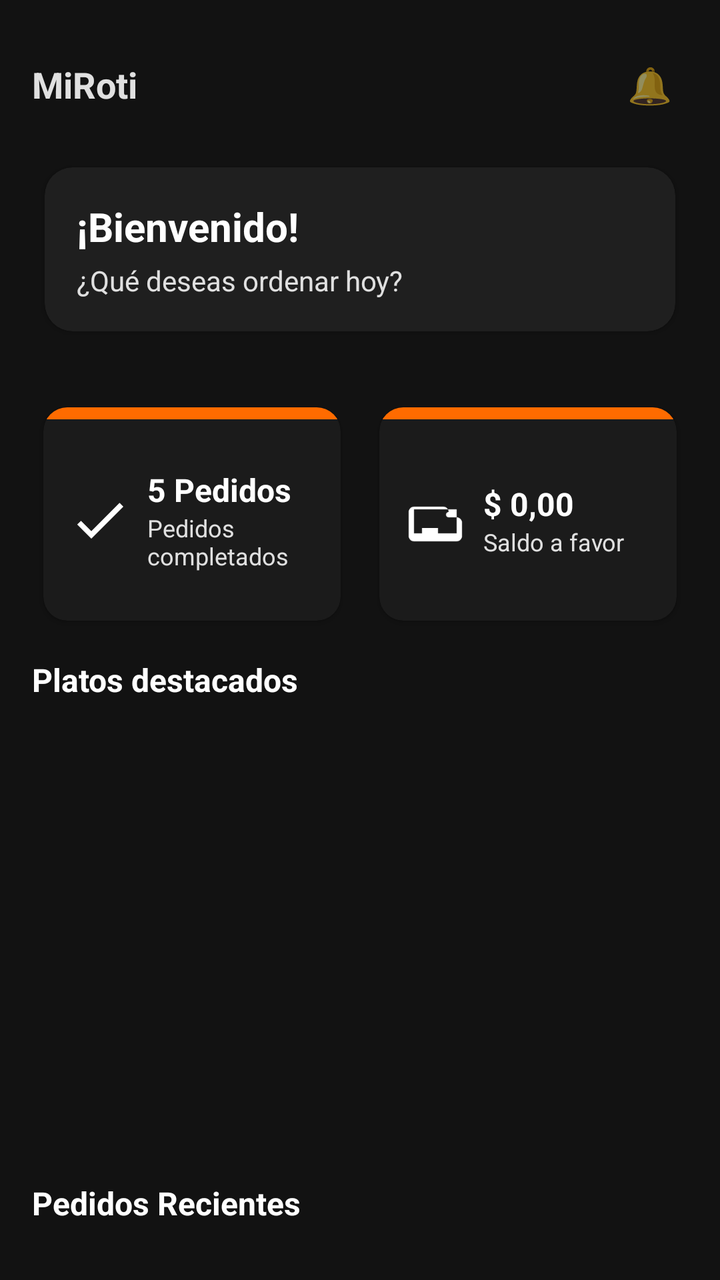
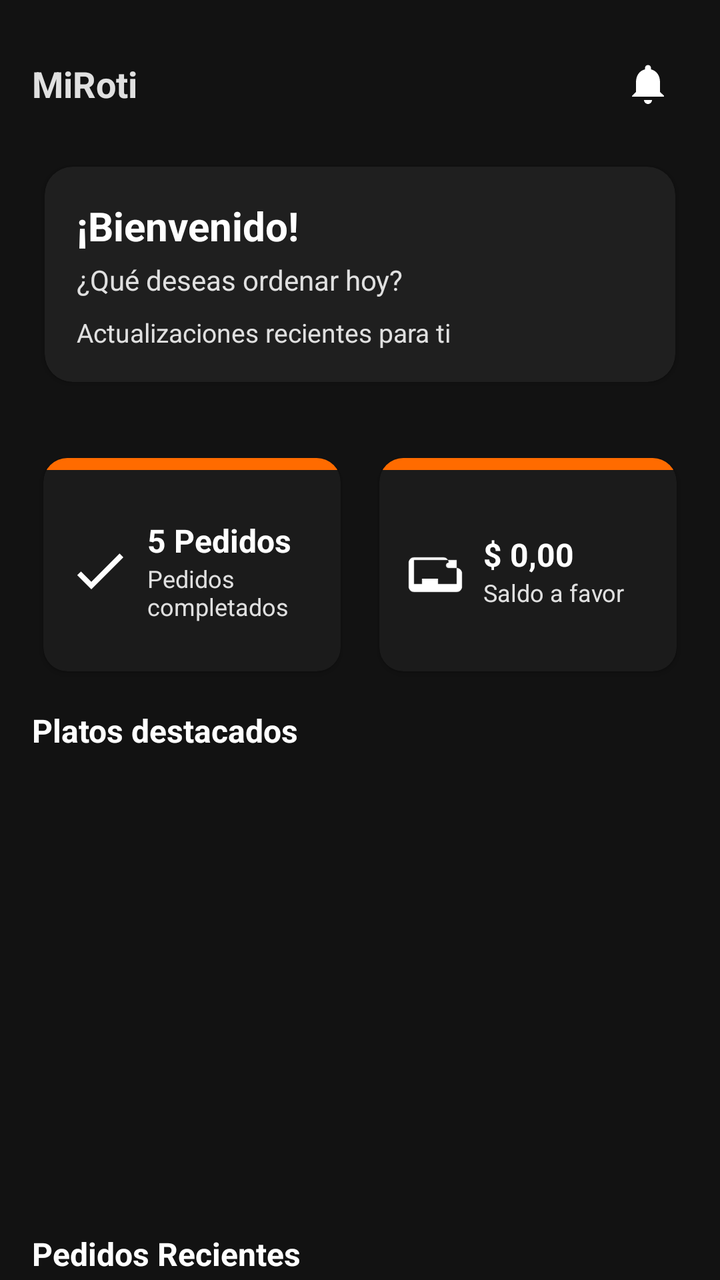

An Android layout rendered at two revisions. The XML below is the earlier revision; the diff shows what the commit changed to produce the second picture.
<!-- AndroidManifest.xml: application theme Theme.MiRotiMobile -->
<!-- res/layout/fragment_bienvenida.xml -->
<?xml version="1.0" encoding="utf-8"?>
<LinearLayout xmlns:android="http://schemas.android.com/apk/res/android"
    xmlns:tools="http://schemas.android.com/tools"
    xmlns:card_view="http://schemas.android.com/apk/res-auto"
    android:id="@+id/layoutPlatos"
    android:layout_width="match_parent"
    android:layout_height="match_parent"
    android:orientation="vertical"
    android:padding="16dp"
    android:weightSum="5"
    android:background="@color/background_dark"
    tools:context=".ui.nav.BienvenidaFragment">

    
    <LinearLayout
        android:layout_width="match_parent"
        android:layout_height="wrap_content"
        android:orientation="horizontal"
        android:gravity="center_vertical"
        android:paddingVertical="6dp">

        <TextView
            android:layout_width="0dp"
            android:layout_height="wrap_content"
            android:layout_weight="1"
            android:text="MiRoti"
            android:textColor="@color/text_light"
            android:textSize="18sp"
            android:textStyle="bold" />

        <TextView
            android:id="@+id/btnAlerts"
            android:layout_width="wrap_content"
            android:layout_height="wrap_content"
            android:text="🔔"
            android:textSize="18sp"
            android:padding="8dp" />
    </LinearLayout>

    
    <androidx.cardview.widget.CardView
        android:layout_width="match_parent"
        android:layout_height="wrap_content"
        android:layout_marginTop="8dp"
        android:layout_marginBottom="12dp"
        android:elevation="6dp"
        card_view:cardCornerRadius="14dp"
        card_view:cardUseCompatPadding="true"
        card_view:cardBackgroundColor="#1F1F1F">

        <LinearLayout
            android:orientation="vertical"
            android:padding="16dp"
            android:layout_width="match_parent"
            android:layout_height="wrap_content">

            <TextView
                android:id="@+id/txtGreetingTitle"
                android:layout_width="wrap_content"
                android:layout_height="wrap_content"
                android:text="¡Bienvenido!"
                android:textColor="@color/white"
                android:textSize="20sp"
                android:textStyle="bold" />

            <TextView
                android:id="@+id/txtGreetingSubtitle"
                android:layout_width="wrap_content"
                android:layout_height="wrap_content"
                android:text="¿Qué deseas ordenar hoy?"
                android:textColor="@color/text_light"
                android:textSize="14sp"
                android:layout_marginTop="4dp" />
        </LinearLayout>
    </androidx.cardview.widget.CardView>

    
    <LinearLayout
        android:layout_width="match_parent"
        android:layout_height="wrap_content"
        android:layout_marginTop="12dp"
        android:orientation="horizontal"
        android:weightSum="2"
        android:layout_marginBottom="12dp">

        <androidx.cardview.widget.CardView
            android:layout_width="0dp"
            android:layout_height="120dp"
            android:layout_weight="1"
            android:layout_marginEnd="8dp"
            android:elevation="4dp"
            card_view:cardCornerRadius="12dp"
            card_view:cardUseCompatPadding="true"
            card_view:cardBackgroundColor="#1B1B1B">

            <LinearLayout
                android:orientation="vertical"
                android:layout_width="match_parent"
                android:layout_height="match_parent">

                <View
                    android:layout_width="match_parent"
                    android:layout_height="6dp"
                    android:background="@color/miroti_orange" />

                <LinearLayout
                    android:layout_width="match_parent"
                    android:layout_height="match_parent"
                    android:orientation="horizontal"
                    android:padding="12dp"
                    android:gravity="center_vertical">

                    <ImageView
                        android:layout_width="32dp"
                        android:layout_height="32dp"
                        android:src="@drawable/ic_check_white"
                        android:tint="@color/white" />

                    <LinearLayout
                        android:orientation="vertical"
                        android:layout_width="0dp"
                        android:layout_height="wrap_content"
                        android:layout_weight="1"
                        android:layout_marginStart="8dp">

                        <TextView
                            android:id="@+id/metricTotalValue"
                            android:layout_width="wrap_content"
                            android:layout_height="wrap_content"
                            android:text="5 Pedidos"
                            android:textColor="@color/white"
                            android:textSize="16sp"
                            android:textStyle="bold" />

                        <TextView
                            android:id="@+id/metricTotalLabel"
                            android:layout_width="wrap_content"
                            android:layout_height="wrap_content"
                            android:text="Pedidos completados"
                            android:textColor="@color/text_light"
                            android:textSize="12sp" />
                    </LinearLayout>
                </LinearLayout>
            </LinearLayout>
        </androidx.cardview.widget.CardView>

        <androidx.cardview.widget.CardView
            android:layout_width="0dp"
            android:layout_height="120dp"
            android:layout_weight="1"
            android:elevation="4dp"
            card_view:cardCornerRadius="12dp"
            card_view:cardUseCompatPadding="true"
            card_view:cardBackgroundColor="#1B1B1B">

            <LinearLayout
                android:orientation="vertical"
                android:layout_width="match_parent"
                android:layout_height="match_parent">

                <View
                    android:layout_width="match_parent"
                    android:layout_height="6dp"
                    android:background="@color/miroti_orange" />

                <LinearLayout
                    android:layout_width="match_parent"
                    android:layout_height="match_parent"
                    android:orientation="horizontal"
                    android:padding="12dp"
                    android:gravity="center_vertical">

                    <ImageView
                        android:layout_width="32dp"
                        android:layout_height="32dp"
                        android:src="@drawable/ic_wallet_white"
                        android:tint="@color/white" />

                    <LinearLayout
                        android:orientation="vertical"
                        android:layout_width="0dp"
                        android:layout_height="wrap_content"
                        android:layout_weight="1"
                        android:layout_marginStart="8dp">

                        <TextView
                            android:id="@+id/metricSaldoValue"
                            android:layout_width="wrap_content"
                            android:layout_height="wrap_content"
                            android:text="$ 0,00"
                            android:textColor="@color/white"
                            android:textSize="16sp"
                            android:textStyle="bold" />

                        <TextView
                            android:id="@+id/metricSaldoLabel"
                            android:layout_width="wrap_content"
                            android:layout_height="wrap_content"
                            android:text="Saldo a favor"
                            android:textColor="@color/text_light"
                            android:textSize="12sp" />
                    </LinearLayout>
                </LinearLayout>
            </LinearLayout>
        </androidx.cardview.widget.CardView>
    </LinearLayout>

    <TextView
        android:layout_width="match_parent"
        android:layout_height="wrap_content"
        android:text="Platos destacados"
        android:textColor="@color/white"
        android:textSize="16sp"
        android:textStyle="bold" />

    <androidx.recyclerview.widget.RecyclerView
        android:id="@+id/recyclerDestacados"
        android:layout_width="match_parent"
        android:layout_height="220dp"
        android:layout_marginTop="8dp"
        android:layout_marginBottom="12dp"
        android:clipToPadding="false"
        android:paddingEnd="4dp"
        android:scrollbars="horizontal"
        tools:listitem="@layout/item_plato_destacado" />

    <TextView
        android:layout_width="match_parent"
        android:layout_height="wrap_content"
        android:text="Pedidos Recientes"
        android:textColor="@color/white"
        android:textSize="16sp"
        android:textStyle="bold" />

    <androidx.recyclerview.widget.RecyclerView
        android:id="@+id/recyclerPedidosRecientes"
        android:layout_width="match_parent"
        android:layout_height="220dp"
        android:layout_marginTop="16dp"
        android:layout_marginBottom="12dp"
        android:clipToPadding="false"
        android:paddingEnd="4dp"
        android:scrollbars="horizontal"
        tools:listitem="@layout/item_pedido_reciente" />

    
    <TextView
        android:id="@+id/txtError"
        android:layout_width="match_parent"
        android:layout_height="wrap_content"
        android:text="Error al cargar los platos"
        android:textAlignment="center"
        android:textSize="14sp"
        android:textColor="#FF6B6B"
        android:background="#33FF6B6B"
        android:padding="10dp"
        android:layout_marginBottom="8dp"
        android:visibility="gone" />

    
    <ProgressBar
        android:id="@+id/progressBar"
        style="?android:attr/progressBarStyle"
        android:layout_width="wrap_content"
        android:layout_height="wrap_content"
        android:layout_gravity="center_horizontal"
        android:visibility="gone"
        android:layout_marginBottom="8dp" />

</LinearLayout>
<!-- res/layout/item_plato_destacado.xml (included above) -->
<?xml version="1.0" encoding="utf-8"?>
<androidx.cardview.widget.CardView xmlns:android="http://schemas.android.com/apk/res/android"
    xmlns:card_view="http://schemas.android.com/apk/res-auto"
    android:layout_width="200dp"
    android:layout_height="match_parent"
    android:layout_marginEnd="10dp"
    card_view:cardCornerRadius="14dp"
    card_view:cardUseCompatPadding="true"
    card_view:cardElevation="6dp"
    card_view:cardBackgroundColor="#1F1F1F">

    <LinearLayout
        android:layout_width="match_parent"
        android:layout_height="match_parent"
        android:orientation="vertical">

        <FrameLayout
            android:layout_width="match_parent"
            android:layout_height="130dp"
            android:background="#2A2A2A">

            <ImageView
                android:id="@+id/imgPlatoDestacado"
                android:layout_width="match_parent"
                android:layout_height="match_parent"
                android:scaleType="centerCrop"
                android:contentDescription="@string/app_name" />

            <TextView
                android:id="@+id/txtInicialPlato"
                android:layout_width="match_parent"
                android:layout_height="match_parent"
                android:gravity="center"
                android:text="🍽️"
                android:textSize="32sp"
                android:textColor="@color/white"
                android:visibility="gone" />
        </FrameLayout>

        <LinearLayout
            android:layout_width="match_parent"
            android:layout_height="wrap_content"
            android:orientation="vertical"
            android:padding="12dp">

            <TextView
                android:id="@+id/txtNombrePlatoDestacado"
                android:layout_width="match_parent"
                android:layout_height="wrap_content"
                android:text="Nombre"
                android:textColor="@color/white"
                android:textStyle="bold"
                android:textSize="15sp"
                android:maxLines="2"
                android:ellipsize="end" />

            <TextView
                android:id="@+id/txtDescripcionPlatoDestacado"
                android:layout_width="match_parent"
                android:layout_height="wrap_content"
                android:text="Descripción breve"
                android:textColor="@color/text_light"
                android:textSize="12sp"
                android:layout_marginTop="2dp"
                android:maxLines="2"
                android:ellipsize="end" />

            <TextView
                android:id="@+id/txtPrecioPlatoDestacado"
                android:layout_width="wrap_content"
                android:layout_height="wrap_content"
                android:text="$0,00"
                android:textColor="@color/miroti_orange"
                android:textStyle="bold"
                android:textSize="15sp"
                android:layout_marginTop="6dp" />
        </LinearLayout>
    </LinearLayout>

</androidx.cardview.widget.CardView>
<!-- res/layout/item_pedido_reciente.xml (included above) -->
<?xml version="1.0" encoding="utf-8"?>
<com.google.android.material.card.MaterialCardView xmlns:android="http://schemas.android.com/apk/res/android"
    xmlns:app="http://schemas.android.com/apk/res-auto"
    android:layout_width="192dp"
    android:layout_height="wrap_content"
    android:layout_marginEnd="12dp"
    android:layout_marginBottom="12dp"
    app:strokeColor="@color/nav_icon_inactive"
    app:strokeWidth="1dp"
    app:cardCornerRadius="16dp"
    app:cardElevation="6dp"
    android:backgroundTint="#1B1B1B"
    app:cardUseCompatPadding="true">

    <LinearLayout
        android:orientation="vertical"
        android:layout_width="match_parent"
        android:layout_height="wrap_content"
        android:padding="16dp">

        <TextView
            android:id="@+id/txtPedidoTitulo"
            android:layout_width="match_parent"
            android:layout_height="wrap_content"
            android:text="Pedido #1234"
            android:textColor="@color/white"
            android:textStyle="bold"
            android:textSize="16sp" />

        <TextView
            android:id="@+id/txtPedidoFecha"
            android:layout_width="match_parent"
            android:layout_height="wrap_content"
            android:text="Fecha: 2024-07-26"
            android:textColor="@color/text_light"
            android:textSize="14sp"
            android:layout_marginTop="4dp" />

        <TextView
            android:id="@+id/txtPedidoEstado"
            android:layout_width="match_parent"
            android:layout_height="wrap_content"
            android:text="Estado: Entregado"
            android:textColor="@color/estado_entregado"
            android:textStyle="bold"
            android:textSize="14sp"
            android:layout_marginTop="8dp" />
    </LinearLayout>

</com.google.android.material.card.MaterialCardView>
<!-- resources referenced by this layout -->
<resources>
  <color name="background_dark">#121212</color>
  <color name="estado_entregado">#4CAF50</color>
  <color name="miroti_orange">#FF6B00</color>
  <color name="nav_icon_inactive">#B0B0B0</color>
  <color name="text_light">#E0E0E0</color>
  <color name="white">#FFFFFFFF</color>
  <!-- drawable ic_check_white (drawable) -->
  <?xml version="1.0" encoding="utf-8"?>
  <vector xmlns:android="http://schemas.android.com/apk/res/android"
      android:width="24dp"
      android:height="24dp"
      android:viewportWidth="24"
      android:viewportHeight="24">
      <path
          android:fillColor="#FFFFFFFF"
          android:pathData="M9,16.17l-3.88,-3.88L3.7,13.7 9,19 21,7 19.59,5.59z" />
  </vector>
  <!-- drawable ic_wallet_white (drawable) -->
  <?xml version="1.0" encoding="utf-8"?>
  <vector xmlns:android="http://schemas.android.com/apk/res/android"
      android:width="24dp"
      android:height="24dp"
      android:viewportWidth="24"
      android:viewportHeight="24">
      <path
          android:fillColor="#FFFFFFFF"
          android:pathData="M4,7c-1.1,0 -2,0.9 -2,2v9c0,1.1 0.9,2 2,2h16c1.1,0 2,-0.9 2,-2v-5c0,-1.1 -0.9,-2 -2,-2h-3v-2c0,-1.1 -0.9,-2 -2,-2h-9zM20,17h-16v-9h16zm-4,-7c0,-0.55 0.45,-1 1,-1h3v2h-3c-0.55,0 -1,-0.45 -1,-1zm-9,5h6v2h-6z" />
  </vector>
  <string name="app_name">MiRotiMobile</string>
  <style name="Theme.MiRotiMobile" parent="Base.Theme.MiRotiMobile" />
  <style name="Base.Theme.MiRotiMobile" parent="Theme.MaterialComponents.DayNight.NoActionBar">
          <item name="colorPrimary">#FCA311</item>
          <item name="colorPrimaryVariant">#E59500</item>
          <item name="colorOnPrimary">#FFFFFF</item>
      </style>
</resources>

<!-- the commit's change to res/layout/fragment_bienvenida.xml (unified diff, before → after) -->
@@ -1,15 +1,19 @@
 <?xml version="1.0" encoding="utf-8"?>
-<LinearLayout xmlns:android="http://schemas.android.com/apk/res/android"
+<androidx.core.widget.NestedScrollView xmlns:android="http://schemas.android.com/apk/res/android"
     xmlns:tools="http://schemas.android.com/tools"
     xmlns:card_view="http://schemas.android.com/apk/res-auto"
-    android:id="@+id/layoutPlatos"
     android:layout_width="match_parent"
     android:layout_height="match_parent"
-    android:orientation="vertical"
-    android:padding="16dp"
-    android:weightSum="5"
+    android:fillViewport="true"
     android:background="@color/background_dark"
     tools:context=".ui.nav.BienvenidaFragment">
+
+    <LinearLayout
+        android:id="@+id/layoutPlatos"
+        android:layout_width="match_parent"
+        android:layout_height="wrap_content"
+        android:orientation="vertical"
+        android:padding="16dp">
 
     
     <LinearLayout
@@ -28,13 +32,16 @@
             android:textSize="18sp"
             android:textStyle="bold" />
 
-        <TextView
+        <ImageButton
             android:id="@+id/btnAlerts"
             android:layout_width="wrap_content"
             android:layout_height="wrap_content"
-            android:text="🔔"
-            android:textSize="18sp"
-            android:padding="8dp" />
+            android:padding="8dp"
+            android:background="?attr/selectableItemBackgroundBorderless"
+            android:scaleType="centerInside"
+            android:contentDescription="@string/desc_notifications"
+            android:src="@drawable/ic_notifications_white_24"
+            android:tint="@color/white" />
     </LinearLayout>
 
     
@@ -48,11 +55,11 @@
         card_view:cardUseCompatPadding="true"
         card_view:cardBackgroundColor="#1F1F1F">
 
-        <LinearLayout
-            android:orientation="vertical"
-            android:padding="16dp"
-            android:layout_width="match_parent"
-            android:layout_height="wrap_content">
+            <LinearLayout
+                android:orientation="vertical"
+                android:padding="16dp"
+                android:layout_width="match_parent"
+                android:layout_height="wrap_content">
 
             <TextView
                 android:id="@+id/txtGreetingTitle"
@@ -71,6 +78,15 @@
                 android:textColor="@color/text_light"
                 android:textSize="14sp"
                 android:layout_marginTop="4dp" />
+            
+            <TextView
+                android:id="@+id/txtNotificationMessage"
+                android:layout_width="match_parent"
+                android:layout_height="wrap_content"
+                android:text="@string/notification_updates_placeholder"
+                android:textColor="@color/text_light"
+                android:textSize="13sp"
+                android:layout_marginTop="8dp" />
         </LinearLayout>
     </androidx.cardview.widget.CardView>
 
@@ -235,7 +251,8 @@
     <androidx.recyclerview.widget.RecyclerView
         android:id="@+id/recyclerPedidosRecientes"
         android:layout_width="match_parent"
-        android:layout_height="220dp"
+        android:layout_height="wrap_content"
+        android:nestedScrollingEnabled="false"
         android:layout_marginTop="16dp"
         android:layout_marginBottom="12dp"
         android:clipToPadding="false"
@@ -267,7 +284,8 @@
         android:visibility="gone"
         android:layout_marginBottom="8dp" />
 
-</LinearLayout>
+    </LinearLayout>
+</androidx.core.widget.NestedScrollView>
 <!-- res/layout/item_plato_destacado.xml (included above) -->
 <?xml version="1.0" encoding="utf-8"?>
 <androidx.cardview.widget.CardView xmlns:android="http://schemas.android.com/apk/res/android"
@@ -357,12 +375,11 @@
     android:layout_height="wrap_content"
     android:layout_marginEnd="12dp"
     android:layout_marginBottom="12dp"
-    app:strokeColor="@color/nav_icon_inactive"
-    app:strokeWidth="1dp"
+    app:strokeColor="@color/miroti_orange"
+    app:strokeWidth="2dp"
     app:cardCornerRadius="16dp"
     app:cardElevation="6dp"
-    android:backgroundTint="#1B1B1B"
-    app:cardUseCompatPadding="true">
+    android:backgroundTint="#1B1B1B">
 
     <LinearLayout
         android:orientation="vertical"
@@ -397,6 +414,25 @@
             android:textStyle="bold"
             android:textSize="14sp"
             android:layout_marginTop="8dp" />
+
+        <TextView
+            android:id="@+id/txtPedidoCadete"
+            android:layout_width="match_parent"
+            android:layout_height="wrap_content"
+            android:text="Cadete: Sin asignar"
+            android:textColor="@color/text_light"
+            android:textSize="12sp"
+            android:layout_marginTop="8dp" />
+
+        <TextView
+            android:id="@+id/txtPedidoTotal"
+            android:layout_width="match_parent"
+            android:layout_height="wrap_content"
+            android:text="Total: $0,00"
+            android:textColor="@color/miroti_orange"
+            android:textStyle="bold"
+            android:textSize="14sp"
+            android:layout_marginTop="4dp" />
     </LinearLayout>
 
 </com.google.android.material.card.MaterialCardView>
<!-- resource entries referenced after the edit -->
@@ -3,7 +3,6 @@
   <color name="background_dark">#121212</color>
   <color name="estado_entregado">#4CAF50</color>
   <color name="miroti_orange">#FF6B00</color>
-  <color name="nav_icon_inactive">#B0B0B0</color>
   <color name="text_light">#E0E0E0</color>
   <color name="white">#FFFFFFFF</color>
   <!-- drawable ic_check_white (drawable) -->
@@ -17,6 +16,17 @@
           android:fillColor="#FFFFFFFF"
           android:pathData="M9,16.17l-3.88,-3.88L3.7,13.7 9,19 21,7 19.59,5.59z" />
   </vector>
+  <!-- drawable ic_notifications_white_24 (drawable) -->
+  <?xml version="1.0" encoding="utf-8"?>
+  <vector xmlns:android="http://schemas.android.com/apk/res/android"
+      android:width="24dp"
+      android:height="24dp"
+      android:viewportWidth="24"
+      android:viewportHeight="24">
+      <path
+          android:fillColor="@color/white"
+          android:pathData="M12,22c1.1,0 2,-0.9 2,-2h-4c0,1.1 0.9,2 2,2zm6,-6V11c0,-3.07 -1.63,-5.64 -4.5,-6.32V4c0,-0.83 -0.67,-1.5 -1.5,-1.5S10.5,3.17 10.5,4v0.68C7.63,5.36 6,7.92 6,11v5l-1.9,1.9c-0.17,0.17 -0.1,0.45 0.15,0.45H19.7c0.26,0 0.42,-0.29 0.28,-0.54L18,16z"/>
+  </vector>
   <!-- drawable ic_wallet_white (drawable) -->
   <?xml version="1.0" encoding="utf-8"?>
   <vector xmlns:android="http://schemas.android.com/apk/res/android"
@@ -29,6 +39,8 @@
           android:pathData="M4,7c-1.1,0 -2,0.9 -2,2v9c0,1.1 0.9,2 2,2h16c1.1,0 2,-0.9 2,-2v-5c0,-1.1 -0.9,-2 -2,-2h-3v-2c0,-1.1 -0.9,-2 -2,-2h-9zM20,17h-16v-9h16zm-4,-7c0,-0.55 0.45,-1 1,-1h3v2h-3c-0.55,0 -1,-0.45 -1,-1zm-9,5h6v2h-6z" />
   </vector>
   <string name="app_name">MiRotiMobile</string>
+  <string name="desc_notifications">Botón de notificaciones</string>
+  <string name="notification_updates_placeholder">Actualizaciones recientes para ti</string>
   <style name="Theme.MiRotiMobile" parent="Base.Theme.MiRotiMobile" />
   <style name="Base.Theme.MiRotiMobile" parent="Theme.MaterialComponents.DayNight.NoActionBar">
           <item name="colorPrimary">#FCA311</item>
